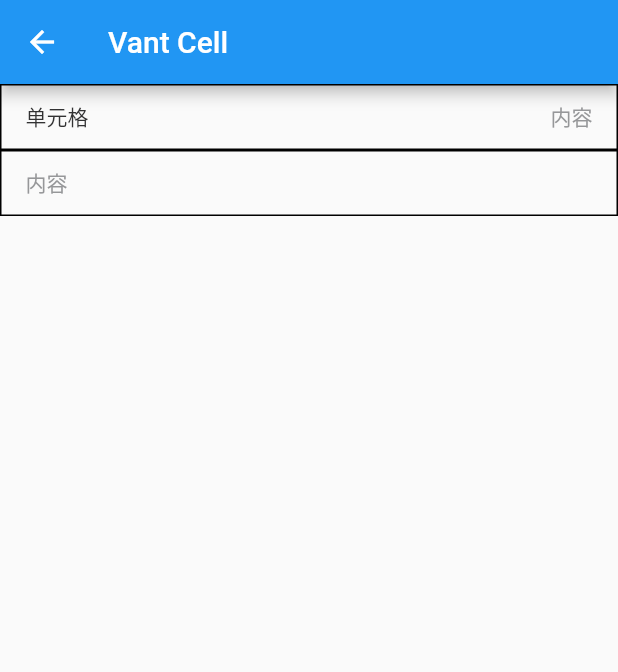
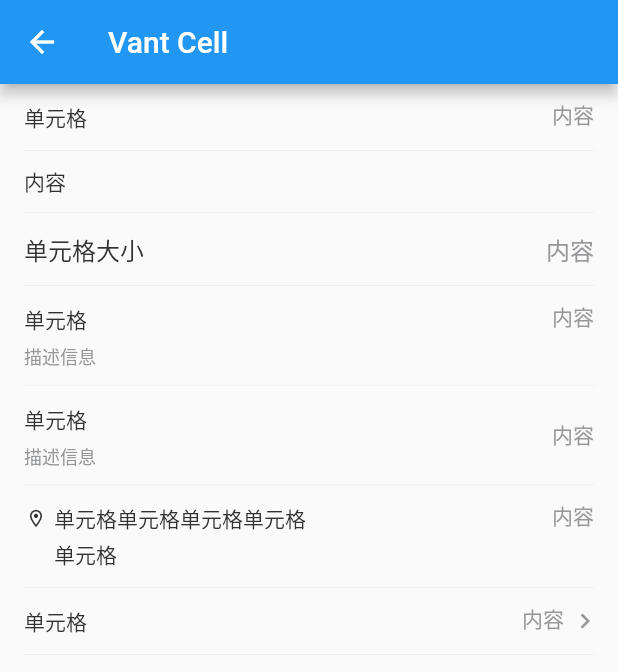
Before and after one commit to liyajie920112/flutter_vant, a Flutter app: the CellPage screen opened by its route, on a phone screen of 412 x 824 dp. Shown: the top 672 px of the screen. Run offline on Flutter 3.47's test engine with Material 2 defaults, Android fonts, the phone set to English and light mode, and no system bars.

Commit message:
cell style

```diff
--- a/example/lib/pages/cell_page.dart
+++ b/example/lib/pages/cell_page.dart
@@ -22,6 +22,32 @@ class CellPage extends StatelessWidget {
             Cell(
               value: '内容',
             ),
+            Cell(
+              title: '单元格大小',
+              size: CellSize.large,
+              value: '内容',
+            ),
+            Cell(
+              title: '单元格',
+              label: '描述信息',
+              value: '内容',
+            ),
+            Cell(
+              title: '单元格',
+              label: '描述信息',
+              center: true,
+              value: '内容',
+            ),
+            Cell(
+              title: '单元格单元格单元格单元格单元格',
+              icon: Icons.location_on_outlined,
+              value: '内容',
+            ),
+            Cell(
+              title: '单元格',
+              value: '内容',
+              isLink: true,
+            ),
           ],
         ),
       ),
--- a/lib/src/style/style.dart
+++ b/lib/src/style/style.dart
@@ -72,11 +72,33 @@ class Style {
   static EdgeInsetsGeometry buttonMiniPadding =
       EdgeInsets.symmetric(horizontal: 3);
 
-  /***** Cell Style ******/
-
+  /// *** Cell Style ******/
   static const double cellNormalFontSize = 14;
   static const double cellLargeFontSize = 16;
 
+  static const double cellNormalMinHeight = 24;
+  static const double cellLargeMinHeight = 24;
+
+  static const EdgeInsetsGeometry? cellNormalPadding =
+      EdgeInsets.symmetric(horizontal: 16);
+  static const EdgeInsetsGeometry? cellLargePadding =
+      EdgeInsets.symmetric(horizontal: 16);
+
+  static const EdgeInsetsGeometry? cellNormalVPadding =
+      EdgeInsets.symmetric(vertical: 10);
+  static const EdgeInsetsGeometry? cellLargeVPadding =
+      EdgeInsets.symmetric(vertical: 12);
+
   static Color cellTitleColor = Convert.toColor('#323233');
   static Color cellValueColor = Convert.toColor('#969799');
+
+  // label style
+  static Color cellLabelColor = Convert.toColor('#969799');
+  static const double cellLabelFontSize = 12;
+
+  static Color cellBorderColor = Convert.toColor('#ebedf0');
+  static const double cellBorderHeight = 0.5;
+
+  static const double cellIconWidth = 16;
+  static const double cellRightIconFontSize = 20;
 }
--- a/lib/src/widgets/cell.dart
+++ b/lib/src/widgets/cell.dart
@@ -1,9 +1,19 @@
 import 'package:flutter/material.dart';
+import 'package:flutter/rendering.dart';
 import 'package:flutter_vant/src/style/style.dart';
 
 enum CellSize { normal, large }
 
 enum ArrowDirection { left, right, up, down }
+
+enum CellPropType {
+  fontSize,
+  minHeight,
+  cellPadding,
+  cellVPadding,
+  leftIcon,
+  rightIcon
+}
 
 class Cell extends StatelessWidget {
   final String? title;
@@ -28,7 +38,7 @@ class Cell extends StatelessWidget {
   /// arrow direction
   final ArrowDirection arrowDirection;
 
-  const Cell(
+  Cell(
       {Key? key,
       this.title,
       this.value,
@@ -57,43 +67,145 @@ class Cell extends StatelessWidget {
     return '';
   }
 
+  IconData get _arrowIcon {
+    switch (arrowDirection) {
+      case ArrowDirection.right:
+        return Icons.chevron_right;
+      case ArrowDirection.left:
+        return Icons.chevron_left;
+      case ArrowDirection.up:
+        return Icons.expand_more;
+      case ArrowDirection.down:
+        return Icons.expand_less;
+    }
+  }
+
+  Map<CellSize, dynamic> cellProps = {
+    CellSize.normal: <CellPropType, dynamic>{
+      CellPropType.fontSize: Style.cellNormalFontSize,
+      CellPropType.cellPadding: Style.cellNormalPadding,
+      CellPropType.minHeight: Style.cellNormalMinHeight,
+      CellPropType.cellVPadding: Style.cellNormalVPadding
+    },
+    CellSize.large: <CellPropType, dynamic>{
+      CellPropType.fontSize: Style.cellLargeFontSize,
+      CellPropType.cellPadding: Style.cellLargePadding,
+      CellPropType.minHeight: Style.cellLargeMinHeight,
+      CellPropType.cellVPadding: Style.cellLargeVPadding
+    },
+  };
+
+  Widget getLeftIcon() {
+    return Container(
+      height: cellProps[size][CellPropType.minHeight],
+      width: Style.cellIconWidth,
+      margin: EdgeInsets.only(right: 4),
+      child: Icon(
+        icon,
+        size: cellProps[size][CellPropType.fontSize],
+        color: Style.cellTitleColor,
+      ),
+    );
+  }
+
+  Widget getRightIcon() {
+    return Container(
+      height: cellProps[size][CellPropType.minHeight],
+      width: Style.cellIconWidth,
+      margin: EdgeInsets.only(left: 4),
+      child: Icon(
+        _arrowIcon,
+        size: Style.cellRightIconFontSize,
+        color: Style.cellValueColor,
+      ),
+    );
+  }
+
   List<Widget> topWidget() {
     List<Widget> list = [];
+    if (icon != null) {
+      list.add(getLeftIcon());
+    }
     if (_title != '') {
-      list.add(Text(_title,
-          style: TextStyle(
-              fontSize: Style.cellNormalFontSize,
-              color: Style.cellTitleColor)));
+      List<Widget> col = [
+        Container(
+          child: Align(
+            alignment: Alignment.centerLeft,
+            child: Text(
+              _title,
+              style: TextStyle(
+                  height: cellProps[size][CellPropType.minHeight] /
+                      cellProps[size][CellPropType.fontSize],
+                  leadingDistribution: TextLeadingDistribution.even,
+                  fontSize: cellProps[size][CellPropType.fontSize],
+                  color: Style.cellTitleColor),
+            ),
+          ),
+        )
+      ];
+      if (label != null) {
+        col.add(
+          Container(
+              margin: EdgeInsets.only(top: 4),
+              child: Text(
+                label!,
+                style: TextStyle(
+                    color: Style.cellLabelColor,
+                    fontSize: Style.cellLabelFontSize),
+              )),
+        );
+      }
+      list.add(Expanded(
+          flex: 1,
+          child: Column(
+            mainAxisAlignment: MainAxisAlignment.start,
+            crossAxisAlignment: CrossAxisAlignment.start,
+            children: col,
+          )));
     }
     if (_value != '') {
-      list.add(Text(_value,
-          style: TextStyle(
-              fontSize: Style.cellNormalFontSize,
-              color: Style.cellValueColor)));
+      list.add(Expanded(
+        flex: 1,
+        child: Container(
+            child: Align(
+                alignment: list.length == 0
+                    ? Alignment.centerLeft
+                    : Alignment.centerRight,
+                child: Text(
+                  _value,
+                  style: TextStyle(
+                      fontSize: cellProps[size][CellPropType.fontSize],
+                      color: list.length == 0
+                          ? Style.cellTitleColor
+                          : Style.cellValueColor),
+                ))),
+      ));
+    }
+    if (isLink) {
+      list.add(getRightIcon());
     }
     return list;
   }
 
   @override
   Widget build(BuildContext context) {
+    debugPaintSizeEnabled = true;
     return Container(
-      child: Column(
-        mainAxisAlignment: MainAxisAlignment.start,
-        crossAxisAlignment: CrossAxisAlignment.stretch,
-        children: [
-          Container(
-            height: 44,
-            padding: EdgeInsets.symmetric(horizontal: 16),
-            decoration: BoxDecoration(border: Border.all()),
-            child: Row(
-              mainAxisAlignment: MainAxisAlignment.spaceBetween,
-              crossAxisAlignment: CrossAxisAlignment.center,
-              mainAxisSize: MainAxisSize.max,
-              children: topWidget(),
-            ),
-          )
-        ],
-      ),
-    );
+        padding: cellProps[size][CellPropType.cellPadding],
+        child: Container(
+          padding: cellProps[size][CellPropType.cellVPadding],
+          decoration: BoxDecoration(
+              border: Border(
+                  bottom: BorderSide(
+                      width: Style.cellBorderHeight,
+                      color: Style.cellBorderColor))),
+          child: Row(
+            mainAxisAlignment: MainAxisAlignment.start,
+            crossAxisAlignment:
+                center ? CrossAxisAlignment.center : CrossAxisAlignment.start,
+            mainAxisSize: MainAxisSize.min,
+            children: topWidget(),
+          ),
+        ));
   }
 }
```
